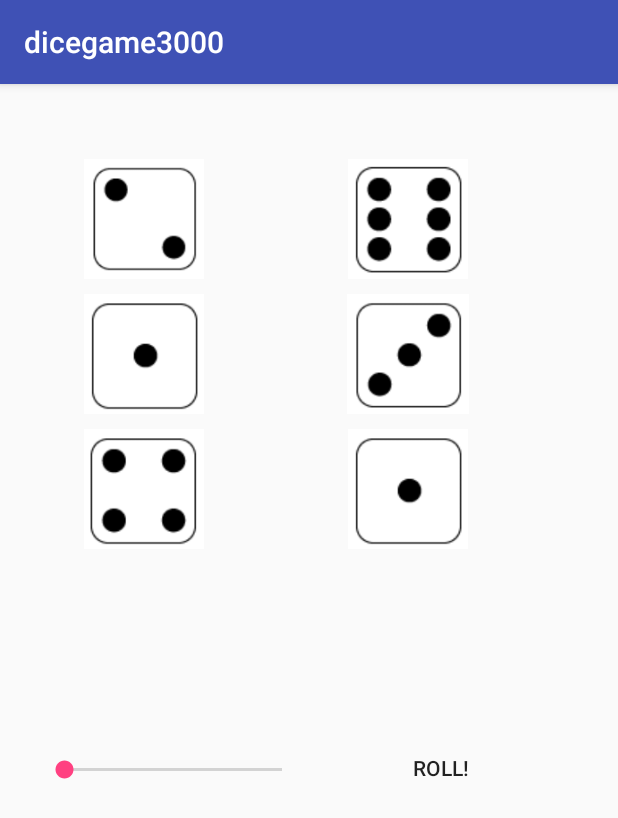
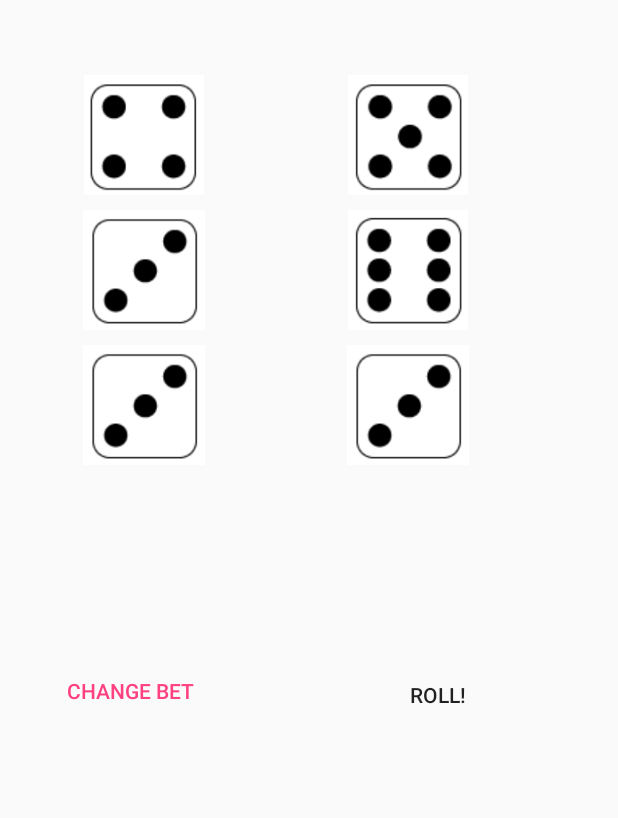
Before and after one commit to nozagleh/dicegame3000, an Android app: the Game screen opened directly, with no data from a screen before it, after a tap on "ROLL!", on a phone screen of 412 x 824 dp. Shown: the top 818 px of the screen. Run offline under Robolectric (Android 15) with nearby library versions, the light colour scheme and no system bars.

Commit message:
Add bet dialog

```diff
--- a/app/build.gradle
+++ b/app/build.gradle
@@ -5,8 +5,8 @@
     buildToolsVersion "25.0.3"
     defaultConfig {
         applicationId "com.example.arnarfreyr.dicegame3000"
-        minSdkVersion 15
-        targetSdkVersion 25
+        minSdkVersion 23
+        targetSdkVersion 23
         versionCode 1
         versionName "1.0"
         testInstrumentationRunner "android.support.test.runner.AndroidJUnitRunner"
--- a/app/src/main/java/com/example/arnarfreyr/dicegame3000/FragmentListener.java
+++ b/app/src/main/java/com/example/arnarfreyr/dicegame3000/FragmentListener.java
@@ -8,4 +8,6 @@
     void onRollClick();
     void onDieChosen(Integer imgNr);
     void scoreFragment();
+    void onBetChange();
+    void onBetSelected(int betNr);
 }
--- a/app/src/main/java/com/example/arnarfreyr/dicegame3000/Game.java
+++ b/app/src/main/java/com/example/arnarfreyr/dicegame3000/Game.java
@@ -1,6 +1,8 @@
 package com.example.arnarfreyr.dicegame3000;
 
+import android.app.DialogFragment;
 import android.net.Uri;
+import android.support.v4.app.FragmentActivity;
 import android.support.v4.app.FragmentManager;
 import android.support.v4.app.FragmentTransaction;
 import android.support.v7.app.AppCompatActivity;
@@ -9,7 +11,7 @@
 
 import java.util.ArrayList;
 
-public class Game extends AppCompatActivity
+public class Game extends FragmentActivity
         implements FragmentListener {
 
     GamePlay game;
@@ -92,4 +94,15 @@
         transaction.commit();
 
     }
+
+    @Override
+    public void onBetChange() {
+        DialogFragment betDialog = new BetDialog();
+        betDialog.show(getFragmentManager(),"fragment_bet_dialog");
+    }
+
+    @Override
+    public void onBetSelected(int betNr) {
+        game.setBetType(betNr);
+    }
 }
--- a/app/src/main/java/com/example/arnarfreyr/dicegame3000/Play.java
+++ b/app/src/main/java/com/example/arnarfreyr/dicegame3000/Play.java
@@ -1,5 +1,7 @@
 package com.example.arnarfreyr.dicegame3000;
 
+import android.app.AlertDialog;
+import android.app.DialogFragment;
 import android.content.Context;
 import android.net.Uri;
 import android.os.Bundle;
@@ -29,6 +31,7 @@
     View view;
 
     Button btnRoll;
+    Button btnBet;
     ImageView img1;
     ImageView img2;
     ImageView img3;
@@ -72,6 +75,9 @@
         // Init the roll button and tie the click listener
         btnRoll = (Button)view.findViewById(R.id.btnRoll);
         btnRoll.setOnClickListener(this);
+
+        btnBet = (Button)view.findViewById(R.id.btnBet);
+        btnBet.setOnClickListener(this);
 
         // Init the image views for the dice
         img1 = (ImageView)view.findViewById(R.id.imageView);
@@ -144,6 +150,10 @@
                 mListener.onRollClick();
                 found = true;
                 break;
+            case R.id.btnBet:
+                mListener.onBetChange();
+                found = true;
+                break;
         }
 
         if (!found) {
--- a/app/src/main/res/layout/fragment_play.xml
+++ b/app/src/main/res/layout/fragment_play.xml
@@ -14,16 +14,13 @@
         <Button
             android:id="@+id/btnRoll"
             style="@android:style/Widget.Material.Light.Button.Borderless"
-            android:layout_width="132dp"
+            android:layout_width="wrap_content"
             android:layout_height="48dp"
-            android:layout_marginRight="8dp"
-            android:layout_marginTop="8dp"
             android:text="@string/btn_roll"
+            android:layout_marginRight="32dp"
+            app:layout_constraintRight_toRightOf="parent"
             app:layout_constraintBottom_toBottomOf="parent"
-            app:layout_constraintRight_toRightOf="parent"
-            app:layout_constraintTop_toTopOf="parent"
-            app:layout_constraintVertical_bias="0.965"
-            android:layout_marginEnd="8dp" />
+            android:layout_marginBottom="8dp" />
 
         <TableLayout
             android:layout_width="0dp"
@@ -114,22 +111,16 @@
 
         </TableLayout>
 
-        <SeekBar
-            android:id="@+id/sbBet"
-            android:layout_width="177dp"
-            android:layout_height="47dp"
+        <Button
+            android:id="@+id/btnBet"
+            style="@style/Widget.AppCompat.Button.ButtonBar.AlertDialog"
+            android:layout_width="wrap_content"
+            android:layout_height="wrap_content"
             android:layout_marginBottom="8dp"
-            android:layout_marginLeft="8dp"
-            android:layout_marginRight="8dp"
-            android:layout_marginTop="8dp"
+            android:layout_marginLeft="32dp"
+            android:text="@string/btn_bet"
             app:layout_constraintBottom_toBottomOf="parent"
-            app:layout_constraintHorizontal_bias="0.529"
-            app:layout_constraintLeft_toLeftOf="parent"
-            app:layout_constraintRight_toLeftOf="@+id/btnRoll"
-            app:layout_constraintTop_toBottomOf="@+id/tlImages"
-            app:layout_constraintVertical_bias="0.949"
-            android:layout_marginStart="8dp"
-            android:layout_marginEnd="8dp" />
+            app:layout_constraintLeft_toLeftOf="parent" />
 
     </android.support.constraint.ConstraintLayout>
 </FrameLayout>
--- a/app/src/main/res/values/strings.xml
+++ b/app/src/main/res/values/strings.xml
@@ -9,4 +9,7 @@
     <string name="txt_submit">Submit</string>
     <string name="btn_highscore">Highscores</string>
     <string name="btn_settings">Settings</string>
+
+    <string name="btn_bet">Change bet</string>
+    <string name="dialog_bet">Choose a bet</string>
 </resources>
```
Also changed, not shown: app/src/main/java/com/example/arnarfreyr/dicegame3000/BetDialog.java (added, +48 -0 lines), app/src/main/res/values/arrays.xml (added, +15 -0 lines).
